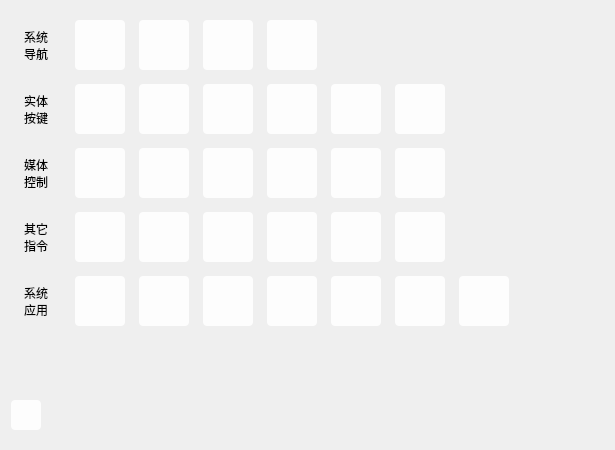
The window that QtAdb/sonPages/devControl/btnemulator.ui (LapplandSP/QtAdb) describes before a commit, drawn with Qt 5.
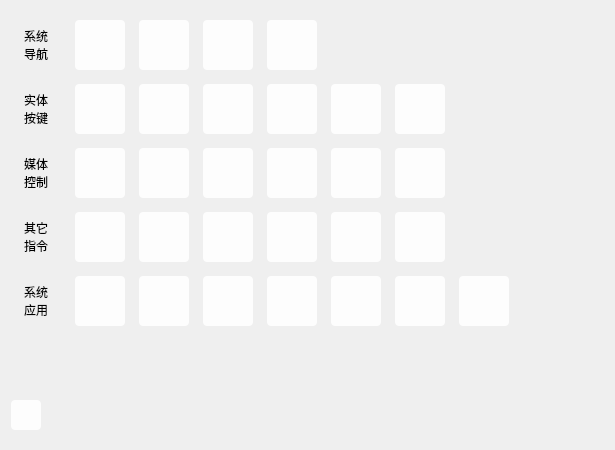
The same window after the commit. Icons and pictures are not drawn.

The edit to the form file:
```diff
--- a/QtAdb/sonPages/devControl/btnemulator.ui
+++ b/QtAdb/sonPages/devControl/btnemulator.ui
@@ -23,14 +23,13 @@
    <item>
     <widget class="QWidget" name="widget" native="true">
      <property name="font">
-      <font>
-       <family>MiSans Normal</family>
-      </font>
+      <font/>
      </property>
      <property name="styleSheet">
       <string notr="true">border-radius: 4px;
 background-color: rgba(255, 255, 255, 0);
-border:0px solid #BDBDBD;</string>
+border:0px solid #BDBDBD;
+QToolTip{border:1px solid #BDBDBD; background-color: #ffffff; color:rgba(117, 117, 117, 0.9);font-family: MiSans Medium; font-size:12px;border-radius:4px;}</string>
      </property>
      <layout class="QVBoxLayout" name="verticalLayout_2">
       <property name="leftMargin">
@@ -61,9 +60,7 @@
              </size>
             </property>
             <property name="font">
-             <font>
-              <family>MiSans Normal</family>
-             </font>
+             <font/>
             </property>
             <property name="text">
              <string>系统
@@ -230,9 +227,7 @@
              </size>
             </property>
             <property name="font">
-             <font>
-              <family>MiSans Normal</family>
-             </font>
+             <font/>
             </property>
             <property name="text">
              <string>实体
@@ -461,9 +456,7 @@
              </size>
             </property>
             <property name="font">
-             <font>
-              <family>MiSans Normal</family>
-             </font>
+             <font/>
             </property>
             <property name="text">
              <string>媒体
@@ -692,9 +685,7 @@
              </size>
             </property>
             <property name="font">
-             <font>
-              <family>MiSans Normal</family>
-             </font>
+             <font/>
             </property>
             <property name="text">
              <string>其它
@@ -936,9 +927,7 @@
              </size>
             </property>
             <property name="font">
-             <font>
-              <family>MiSans Normal</family>
-             </font>
+             <font/>
             </property>
             <property name="text">
              <string>系统
```
Left out of the diff: 87 changed lines with no effect on the pictures.
